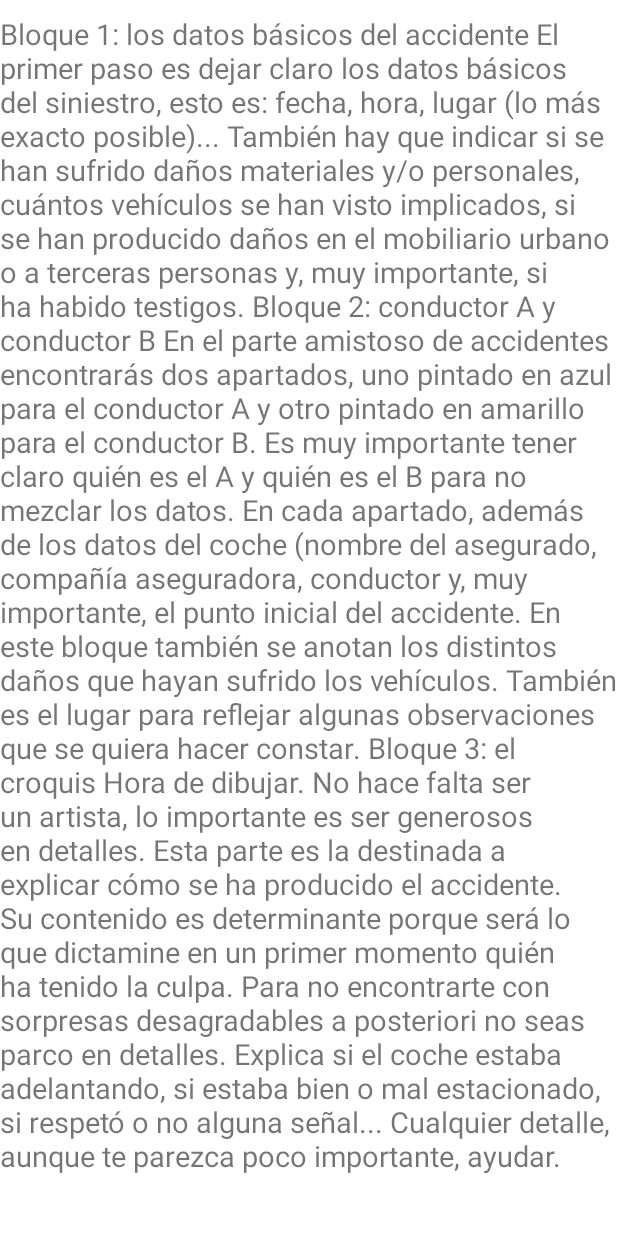
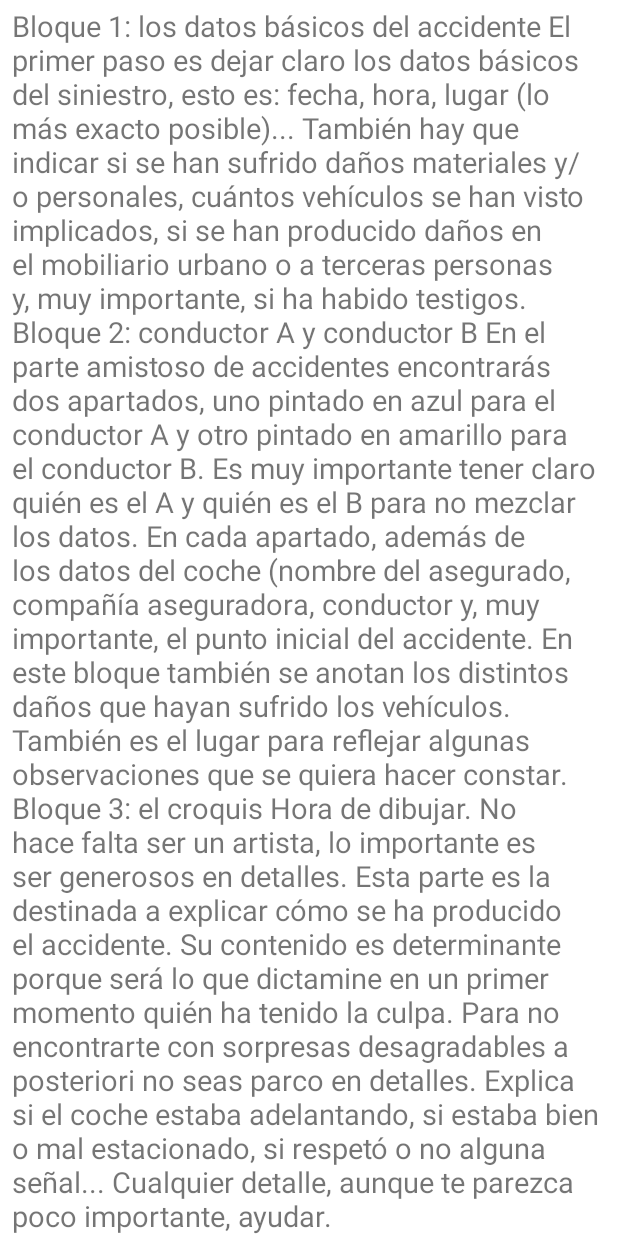
Before and after one commit to nataliaacaipa/E-Parte, an Android app: the layout activity_instructions.xml on its own in the app's theme, with its tools: preview values and no code run, on a phone screen of 412 x 824 dp. Run offline under Robolectric (Android 15) with nearby library versions, the phone set to English and light mode, and no system bars.

```diff
--- a/app/src/main/java/institute/immune/e_parte/MyOpenHelper.java
+++ b/app/src/main/java/institute/immune/e_parte/MyOpenHelper.java
@@ -17,7 +17,7 @@ public class MyOpenHelper extends SQLiteOpenHelper {
      *  command3 = crea la tabla de partes(report)
      */
     private static final String command1 = "CREATE TABLE  user (_ID integer PRIMARY KEY AUTOINCREMENT, name text, mail text, password text)";
-    private static final String command2 = "CREATE TABLE  vechicle (_ID integer PRIMARY KEY AUTOINCREMENT, userID integer,  licensePlate text, name text, surname text, adress text, postcode integer, iva boolean, model text , country text, policyNumber integer, agency text, gCNumber integer, caducityGC text, damagesInsured boolean, driverLicenseNumber integer, category text, issued text, validUntil text)";
+    private static final String command2 = "CREATE TABLE  vechicle (_ID integer PRIMARY KEY AUTOINCREMENT,  licensePlate text, name text, surname text, adress text, postcode integer, iva boolean, model text , country text, policyNumber integer, agency text, gCNumber integer, caducityGC text, damagesInsured boolean, driverLicenseNumber integer, category text, issued text, validUntil text, userID integer, FOREIGN KEY(userID) REFERENCES user(_ID))";
     private static final String commandMostrarUsuarios = "SELECT _ID, name, mail, password from user";
     private SQLiteDatabase db;
 
@@ -27,10 +27,7 @@ public class MyOpenHelper extends SQLiteOpenHelper {
     public MyOpenHelper(Context context) {
         super(context, "user.sqlite", null, 1);
         db = this.getWritableDatabase();
-
-
     }
-
     /** Sobrescribimos el método onCreate para reañizar todos los comandos necesarios para nuestra base de datos.
      *
      */
--- a/app/src/main/res/layout/activity_instructions.xml
+++ b/app/src/main/res/layout/activity_instructions.xml
@@ -10,11 +10,12 @@
         android:id="@+id/textViewInstructions"
         android:layout_width="match_parent"
         android:layout_height="fill_parent"
-        android:layout_marginTop="9dp"
+        android:layout_marginStart="8dp"
+        android:layout_marginTop="4dp"
+        android:scrollbars="vertical"
         android:text="@string/instructions"
+        android:textSize="19sp"
         app:layout_constraintStart_toStartOf="parent"
-        app:layout_constraintTop_toTopOf="parent"
-        android:textSize="19sp"
-        android:scrollbars = "vertical"/>
+        app:layout_constraintTop_toTopOf="parent" />
 
 </androidx.constraintlayout.widget.ConstraintLayout>
--- a/app/src/main/res/layout/activity_register.xml
+++ b/app/src/main/res/layout/activity_register.xml
@@ -103,9 +103,10 @@
             android:ems="10"
             android:hint="@string/hintCPasswordR"
             android:inputType="textPersonName"
+            android:minHeight="48dp"
             app:layout_constraintEnd_toEndOf="parent"
+
             app:layout_constraintStart_toStartOf="parent"
-
             app:layout_constraintTop_toBottomOf="@+id/inputPasswordR" />
 
 
```
Also changed, not shown: app/src/main/java/institute/immune/e_parte/User.java (+5 -5 lines), app/src/main/java/institute/immune/e_parte/Vehicle.java (+21 -0 lines).
